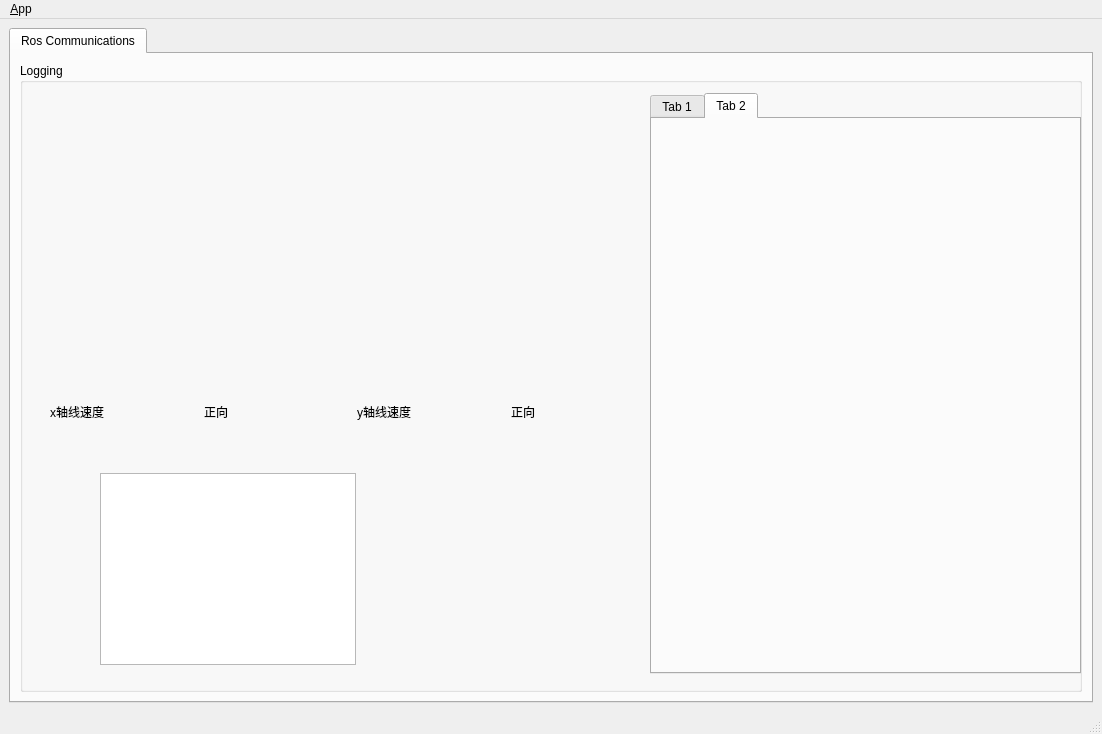
Before: the Qt Designer form ROS-interaction/src/robot_hmi/ui/main_window.ui in Skylar-xty/ROS---, drawn with Qt 5.
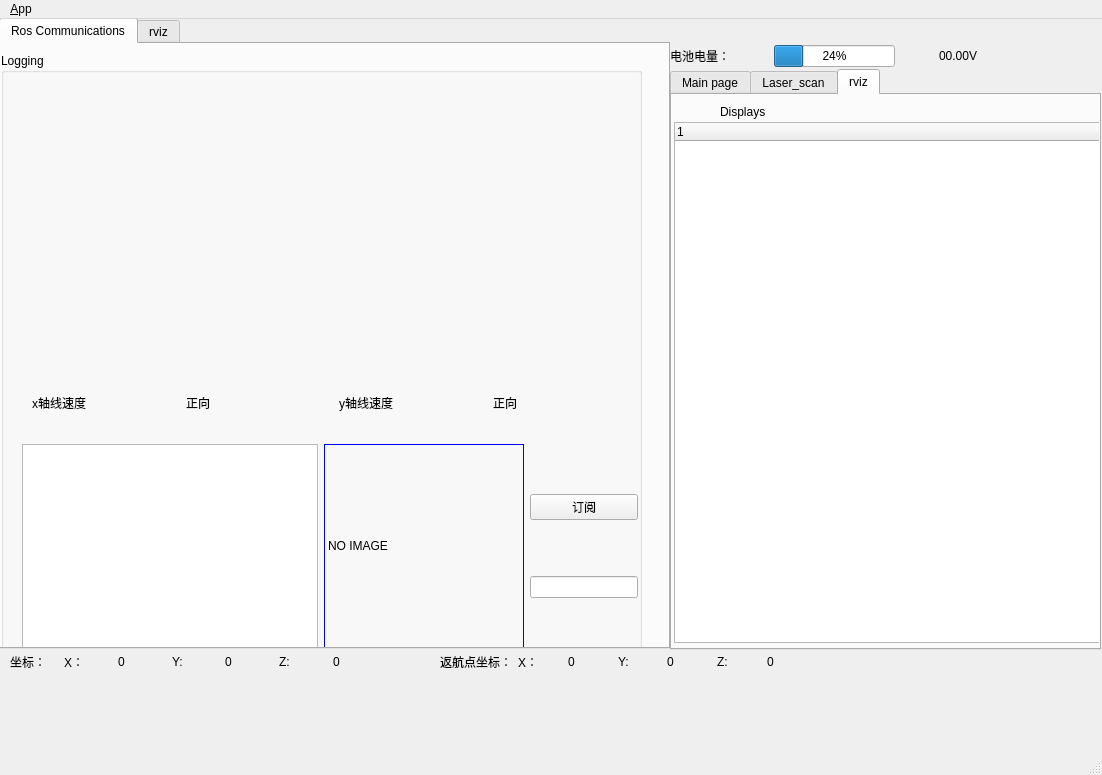
After: the same form once the commit is applied. The open tabs and pages were chosen to show the change. Icons and pictures are not drawn.

Patch:
```diff
--- a/ROS-interaction/src/robot_hmi/ui/main_window.ui
+++ b/ROS-interaction/src/robot_hmi/ui/main_window.ui
@@ -7,7 +7,7 @@
     <x>0</x>
     <y>0</y>
     <width>1102</width>
-    <height>734</height>
+    <height>775</height>
    </rect>
   </property>
   <property name="minimumSize">
@@ -27,9 +27,15 @@
    <locale language="English" country="Australia"/>
   </property>
   <widget class="QWidget" name="centralwidget">
-   <layout class="QVBoxLayout" name="verticalLayout">
-    <item>
      <widget class="QTabWidget" name="tab_manager">
+    <property name="geometry">
+     <rect>
+      <x>-1</x>
+      <y>-1</y>
+      <width>671</width>
+      <height>631</height>
+     </rect>
+    </property>
       <property name="minimumSize">
        <size>
         <width>100</width>
@@ -46,9 +52,15 @@
        <attribute name="title">
         <string>Ros Communications</string>
        </attribute>
-       <layout class="QVBoxLayout" name="verticalLayout_2">
-        <item>
          <widget class="QGroupBox" name="groupBox_12">
+      <property name="geometry">
+       <rect>
+        <x>0</x>
+        <y>9</y>
+        <width>641</width>
+        <height>671</height>
+       </rect>
+      </property>
           <property name="sizePolicy">
            <sizepolicy hsizetype="MinimumExpanding" vsizetype="Preferred">
             <horstretch>0</horstretch>
@@ -58,21 +70,215 @@
           <property name="title">
            <string>Logging</string>
           </property>
-          <widget class="QListView" name="view_logging">
+      <widget class="QWidget" name="layoutWidget">
            <property name="geometry">
             <rect>
-             <x>80</x>
-             <y>410</y>
-             <width>256</width>
-             <height>192</height>
-            </rect>
-           </property>
+         <x>21</x>
+         <y>391</y>
+         <width>616</width>
+         <height>204</height>
+        </rect>
+       </property>
+       <layout class="QHBoxLayout" name="horizontalLayout_5">
+        <item>
+         <widget class="QListView" name="view_logging"/>
+        </item>
+        <item>
+         <layout class="QHBoxLayout" name="horizontalLayout_4">
+          <item>
+           <widget class="QLabel" name="label_image">
+            <property name="minimumSize">
+             <size>
+              <width>200</width>
+              <height>200</height>
+             </size>
+            </property>
+            <property name="styleSheet">
+             <string notr="true">border:1px solid blue</string>
+            </property>
+            <property name="text">
+             <string>NO IMAGE</string>
+            </property>
+           </widget>
+          </item>
+          <item>
+           <layout class="QVBoxLayout" name="verticalLayout_2">
+            <item>
+             <widget class="QPushButton" name="pushButton_sub_image">
+              <property name="text">
+               <string>订阅</string>
+              </property>
+             </widget>
+            </item>
+            <item>
+             <widget class="QLineEdit" name="lineEdit_image_topic"/>
+            </item>
+           </layout>
+          </item>
+         </layout>
+        </item>
+       </layout>
+      </widget>
+      <widget class="QWidget" name="layoutWidget">
+       <property name="geometry">
+        <rect>
+         <x>31</x>
+         <y>31</y>
+         <width>608</width>
+         <height>331</height>
+        </rect>
+       </property>
+       <layout class="QGridLayout" name="gridLayout_2">
+        <item row="0" column="0" colspan="2">
+         <widget class="QWidget" name="widget_speed_x" native="true">
+          <property name="minimumSize">
+           <size>
+            <width>300</width>
+            <height>300</height>
+           </size>
+          </property>
+         </widget>
+        </item>
+        <item row="0" column="2" colspan="2">
+         <widget class="QWidget" name="widget_speed_y" native="true">
+          <property name="minimumSize">
+           <size>
+            <width>300</width>
+            <height>300</height>
+           </size>
+          </property>
+         </widget>
+        </item>
+        <item row="1" column="0">
+         <widget class="QLabel" name="label_6">
+          <property name="text">
+           <string>x轴线速度</string>
+          </property>
+         </widget>
+        </item>
+        <item row="1" column="1">
+         <widget class="QLabel" name="label_dir_x">
+          <property name="text">
+           <string>正向</string>
+          </property>
+         </widget>
+        </item>
+        <item row="1" column="2">
+         <widget class="QLabel" name="label_7">
+          <property name="text">
+           <string>y轴线速度</string>
+          </property>
+         </widget>
+        </item>
+        <item row="1" column="3">
+         <widget class="QLabel" name="label_dir_y">
+          <property name="text">
+           <string>正向</string>
+          </property>
+         </widget>
+        </item>
+       </layout>
+      </widget>
+     </widget>
+    </widget>
+    <widget class="QWidget" name="tab">
+     <attribute name="title">
+      <string>rviz</string>
+     </attribute>
+     <widget class="QWidget" name="layoutWidget">
+      <property name="geometry">
+       <rect>
+        <x>10</x>
+        <y>43</y>
+        <width>641</width>
+        <height>551</height>
+       </rect>
+      </property>
+      <layout class="QVBoxLayout" name="Layout_rviz"/>
+     </widget>
+     <widget class="QWidget" name="layoutWidget">
+      <property name="geometry">
+       <rect>
+        <x>11</x>
+        <y>11</y>
+        <width>641</width>
+        <height>35</height>
+       </rect>
+      </property>
+      <layout class="QHBoxLayout" name="horizontalLayout_11">
+       <item>
+        <layout class="QHBoxLayout" name="horizontalLayout_2">
+         <item>
+          <widget class="QPushButton" name="set_start_btn">
+           <property name="minimumSize">
+            <size>
+             <width>150</width>
+             <height>0</height>
+            </size>
+           </property>
+           <property name="text">
+            <string>2D Pose Estimate</string>
+           </property>
+           <property name="icon">
+            <iconset resource="../resources/images.qrc">
+             <normaloff>:/images/cursor_pos.png</normaloff>:/images/cursor_pos.png</iconset>
+           </property>
+          </widget>
+         </item>
+         <item>
+          <widget class="QPushButton" name="set_goal_btn">
+           <property name="minimumSize">
+            <size>
+             <width>150</width>
+             <height>0</height>
+            </size>
+           </property>
+           <property name="text">
+            <string>2D Nav Goal</string>
+           </property>
+           <property name="icon">
+            <iconset resource="../resources/images.qrc">
+             <normaloff>:/images/cursor_pos.png</normaloff>:/images/cursor_pos.png</iconset>
+           </property>
+          </widget>
+         </item>
+        </layout>
+       </item>
+       <item>
+        <layout class="QHBoxLayout" name="horizontalLayout_7">
+         <item>
+          <widget class="QPushButton" name="set_return_pos_btn">
+           <property name="text">
+            <string>设置返航点</string>
+           </property>
+           <property name="icon">
+            <iconset resource="../resources/images.qrc">
+             <normaloff>:/images/set_return.png</normaloff>:/images/set_return.png</iconset>
+           </property>
+          </widget>
+         </item>
+         <item>
+          <widget class="QPushButton" name="return_btn">
+           <property name="text">
+            <string>返航</string>
+           </property>
+           <property name="icon">
+            <iconset resource="../resources/images.qrc">
+             <normaloff>:/images/return.png</normaloff>:/images/return.png</iconset>
+           </property>
+          </widget>
+         </item>
+        </layout>
+       </item>
+      </layout>
+     </widget>
+    </widget>
           </widget>
           <widget class="QTabWidget" name="tabWidget">
            <property name="geometry">
             <rect>
-             <x>630</x>
-             <y>30</y>
+      <x>670</x>
+      <y>50</y>
              <width>431</width>
              <height>581</height>
             </rect>
@@ -82,9 +288,9 @@
            </property>
            <widget class="QWidget" name="tab_3">
             <attribute name="title">
-             <string>Tab 1</string>
-            </attribute>
-            <widget class="QGroupBox" name="groupBox">
+      <string>Main page</string>
+     </attribute>
+     <widget class="QGroupBox" name="groupBox_7">
              <property name="geometry">
               <rect>
                <x>0</x>
@@ -114,7 +320,7 @@
                   </widget>
                  </item>
                  <item row="2" column="0">
-                  <widget class="QLabel" name="label_2">
+           <widget class="QLabel" name="label_17">
                    <property name="frameShape">
                     <enum>QFrame::StyledPanel</enum>
                    </property>
@@ -144,7 +350,7 @@
                   </widget>
                  </item>
                  <item row="0" column="0">
-                  <widget class="QLabel" name="label">
+           <widget class="QLabel" name="label_18">
                    <property name="frameShape">
                     <enum>QFrame::StyledPanel</enum>
                    </property>
@@ -196,7 +402,7 @@
                   </widget>
                  </item>
                  <item row="4" column="0">
-                  <widget class="QLabel" name="label_3">
+           <widget class="QLabel" name="label_19">
                    <property name="frameShape">
                     <enum>QFrame::StyledPanel</enum>
                    </property>
@@ -378,9 +584,9 @@
              </property>
              <layout class="QFormLayout" name="formLayout">
               <item row="0" column="0">
-               <layout class="QHBoxLayout" name="horizontalLayout">
+        <layout class="QHBoxLayout" name="horizontalLayout_8">
                 <item>
-                 <widget class="QLabel" name="label_4">
+          <widget class="QLabel" name="label_20">
                   <property name="text">
                    <string>线速度:</string>
                   </property>
@@ -408,7 +614,7 @@
               <item row="1" column="0">
                <layout class="QHBoxLayout" name="horizontalLayout_2">
                 <item>
-                 <widget class="QLabel" name="label_5">
+          <widget class="QLabel" name="label_21">
                   <property name="text">
                    <string>角速度:</string>
                   </property>
@@ -438,77 +644,307 @@
            </widget>
            <widget class="QWidget" name="tab_4">
             <attribute name="title">
-             <string>Tab 2</string>
-            </attribute>
-           </widget>
-          </widget>
-          <widget class="QWidget" name="layoutWidget">
+      <string>Laser_scan</string>
+     </attribute>
+     <widget class="QGroupBox" name="groupBox_9">
+      <property name="geometry">
+       <rect>
+        <x>20</x>
+        <y>20</y>
+        <width>261</width>
+        <height>121</height>
+       </rect>
+      </property>
+      <property name="title">
+       <string>激光雷达</string>
+      </property>
+      <widget class="QPushButton" name="laser_btn">
+       <property name="geometry">
+        <rect>
+         <x>0</x>
+         <y>80</y>
+         <width>91</width>
+         <height>25</height>
+        </rect>
+       </property>
+       <property name="text">
+        <string>打开激光雷达</string>
+       </property>
+      </widget>
+      <widget class="QTextEdit" name="textEdit_laser_cmd">
+       <property name="geometry">
+        <rect>
+         <x>0</x>
+         <y>30</y>
+         <width>251</width>
+         <height>51</height>
+        </rect>
+       </property>
+      </widget>
+     </widget>
+     <widget class="QTextEdit" name="textEdit_quick_output">
            <property name="geometry">
             <rect>
              <x>30</x>
-             <y>30</y>
-             <width>608</width>
-             <height>331</height>
-            </rect>
-           </property>
-           <layout class="QGridLayout" name="gridLayout_2">
-            <item row="0" column="0" colspan="2">
-             <widget class="QWidget" name="widget_speed_x" native="true">
+        <y>170</y>
+        <width>104</width>
+        <height>70</height>
+       </rect>
+      </property>
+      <property name="styleSheet">
+       <string notr="true">background:rgb(0,0,0)</string>
+      </property>
+     </widget>
+    </widget>
+    <widget class="QWidget" name="tab_2">
+     <attribute name="title">
+      <string>rviz</string>
+     </attribute>
+     <widget class="QTreeWidget" name="treeWidget">
+      <property name="geometry">
+       <rect>
+        <x>2</x>
+        <y>27</y>
+        <width>431</width>
+        <height>521</height>
+       </rect>
+      </property>
+      <attribute name="headerMinimumSectionSize">
+       <number>150</number>
+      </attribute>
+      <attribute name="headerDefaultSectionSize">
+       <number>150</number>
+      </attribute>
+      <column>
+       <property name="text">
+        <string notr="true">1</string>
+       </property>
+      </column>
+     </widget>
+     <widget class="QWidget" name="layoutWidget">
+      <property name="geometry">
+       <rect>
+        <x>3</x>
+        <y>3</y>
+        <width>91</width>
+        <height>27</height>
+       </rect>
+      </property>
+      <layout class="QHBoxLayout" name="horizontalLayout_10">
+       <item>
+        <widget class="QLabel" name="label_22">
               <property name="minimumSize">
                <size>
-                <width>300</width>
-                <height>300</height>
-               </size>
-              </property>
-             </widget>
-            </item>
-            <item row="0" column="2" colspan="2">
-             <widget class="QWidget" name="widget_speed_y" native="true">
+           <width>25</width>
+           <height>25</height>
+          </size>
+         </property>
+         <property name="text">
+          <string/>
+         </property>
+         <property name="pixmap">
+          <pixmap resource="../resources/images.qrc">:/images/display.png</pixmap>
+         </property>
+        </widget>
+       </item>
+       <item>
+        <widget class="QLabel" name="label_23">
+         <property name="text">
+          <string>Displays</string>
+         </property>
+        </widget>
+       </item>
+      </layout>
+     </widget>
+    </widget>
+   </widget>
+   <widget class="QWidget" name="layoutWidget_4">
+    <property name="geometry">
+     <rect>
+      <x>670</x>
+      <y>20</y>
+      <width>308</width>
+      <height>34</height>
+     </rect>
+    </property>
+    <layout class="QHBoxLayout" name="horizontalLayout">
+     <item>
+      <widget class="QLabel" name="label_8">
+       <property name="text">
+        <string>电池电量：</string>
+       </property>
+      </widget>
+     </item>
+     <item>
+      <widget class="QLabel" name="label_9">
               <property name="minimumSize">
                <size>
-                <width>300</width>
-                <height>300</height>
-               </size>
-              </property>
-             </widget>
-            </item>
-            <item row="1" column="0">
-             <widget class="QLabel" name="label_6">
+         <width>32</width>
+         <height>32</height>
+        </size>
+       </property>
+       <property name="text">
+        <string/>
+       </property>
+       <property name="pixmap">
+        <pixmap resource="../resources/images.qrc">:/images/power.png</pixmap>
+       </property>
+      </widget>
+     </item>
+     <item>
+      <widget class="QProgressBar" name="progressBar">
+       <property name="value">
+        <number>24</number>
+       </property>
+      </widget>
+     </item>
+     <item>
+      <widget class="QLabel" name="label_10">
+       <property name="minimumSize">
+        <size>
+         <width>32</width>
+         <height>32</height>
+        </size>
+       </property>
               <property name="text">
-               <string>x轴线速度</string>
-              </property>
-             </widget>
-            </item>
-            <item row="1" column="1">
-             <widget class="QLabel" name="label_dir_x">
+        <string/>
+       </property>
+       <property name="pixmap">
+        <pixmap resource="../resources/images.qrc">:/images/power-v.png</pixmap>
+       </property>
+      </widget>
+     </item>
+     <item>
+      <widget class="QLabel" name="label_power_vel">
               <property name="text">
-               <string>正向</string>
+        <string>00.00V</string>
               </property>
              </widget>
             </item>
-            <item row="1" column="2">
-             <widget class="QLabel" name="label_7">
+    </layout>
+   </widget>
+   <widget class="QWidget" name="layoutWidget_2">
+    <property name="geometry">
+     <rect>
+      <x>440</x>
+      <y>630</y>
+      <width>371</width>
+      <height>25</height>
+     </rect>
+    </property>
+    <layout class="QHBoxLayout" name="horizontalLayout_6">
+     <item>
+      <widget class="QLabel" name="label_4">
               <property name="text">
-               <string>y轴线速度</string>
+        <string>返航点坐标：</string>
               </property>
              </widget>
             </item>
-            <item row="1" column="3">
-             <widget class="QLabel" name="label_dir_y">
+     <item>
+      <widget class="QLabel" name="label_11">
               <property name="text">
-               <string>正向</string>
+        <string>X：</string>
               </property>
              </widget>
             </item>
-           </layout>
-          </widget>
-         </widget>
-        </item>
-       </layout>
-      </widget>
-     </widget>
-    </item>
-   </layout>
+     <item>
+      <widget class="QLabel" name="return_x">
+       <property name="text">
+        <string>0</string>
+       </property>
+      </widget>
+     </item>
+     <item>
+      <widget class="QLabel" name="label_12">
+       <property name="text">
+        <string>Y:</string>
+       </property>
+      </widget>
+     </item>
+     <item>
+      <widget class="QLabel" name="return_y">
+       <property name="text">
+        <string>0</string>
+       </property>
+      </widget>
+     </item>
+     <item>
+      <widget class="QLabel" name="label_13">
+       <property name="text">
+        <string>Z:</string>
+       </property>
+      </widget>
+     </item>
+     <item>
+      <widget class="QLabel" name="return_z">
+       <property name="text">
+        <string>0</string>
+       </property>
+      </widget>
+     </item>
+    </layout>
+   </widget>
+   <widget class="QWidget" name="layoutWidget">
+    <property name="geometry">
+     <rect>
+      <x>10</x>
+      <y>630</y>
+      <width>371</width>
+      <height>25</height>
+     </rect>
+    </property>
+    <layout class="QHBoxLayout" name="horizontalLayout_3">
+     <item>
+      <widget class="QLabel" name="label">
+       <property name="text">
+        <string>坐标：</string>
+       </property>
+      </widget>
+     </item>
+     <item>
+      <widget class="QLabel" name="label_2">
+       <property name="text">
+        <string>X：</string>
+       </property>
+      </widget>
+     </item>
+     <item>
+      <widget class="QLabel" name="pos_x">
+       <property name="text">
+        <string>0</string>
+       </property>
+      </widget>
+     </item>
+     <item>
+      <widget class="QLabel" name="label_3">
+       <property name="text">
+        <string>Y:</string>
+       </property>
+      </widget>
+     </item>
+     <item>
+      <widget class="QLabel" name="pos_y">
+       <property name="text">
+        <string>0</string>
+       </property>
+      </widget>
+     </item>
+     <item>
+      <widget class="QLabel" name="label_5">
+       <property name="text">
+        <string>Z:</string>
+       </property>
+      </widget>
+     </item>
+     <item>
+      <widget class="QLabel" name="pos_z">
+       <property name="text">
+        <string>0</string>
+       </property>
+      </widget>
+     </item>
+    </layout>
+   </widget>
   </widget>
   <widget class="QMenuBar" name="menubar">
    <property name="geometry">
```
Left out of the diff: 23 changed lines with no effect on the pictures. Lines whose indentation alone changed are shown as unchanged.
